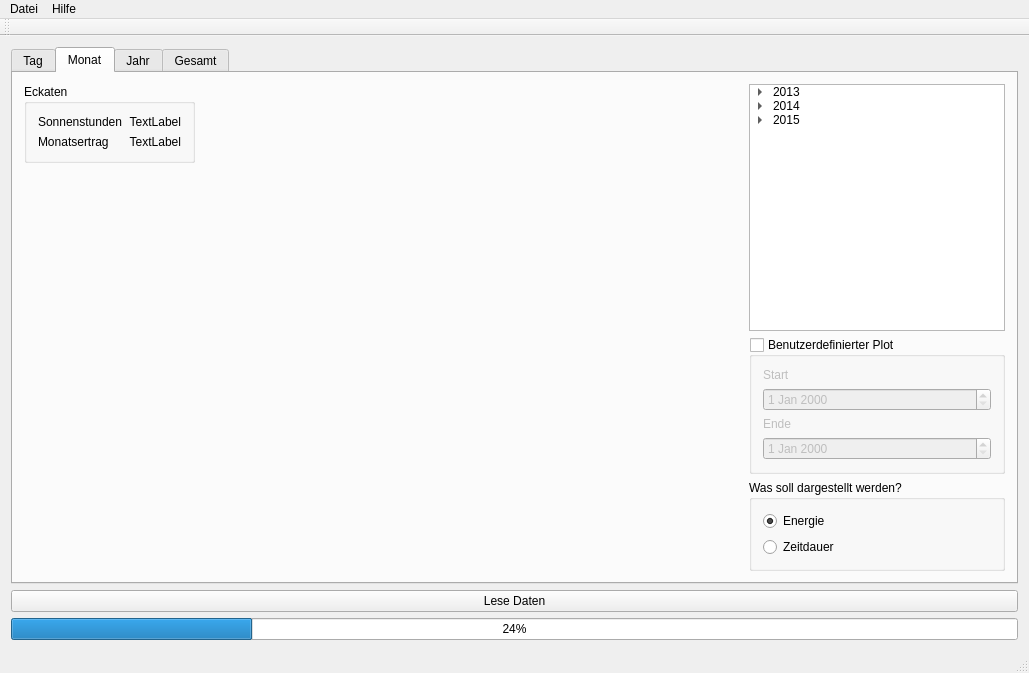
This is qsolanizer.ui in taxus13/QSolanizer as Qt 5 draws it before an edit. The edited form follows.
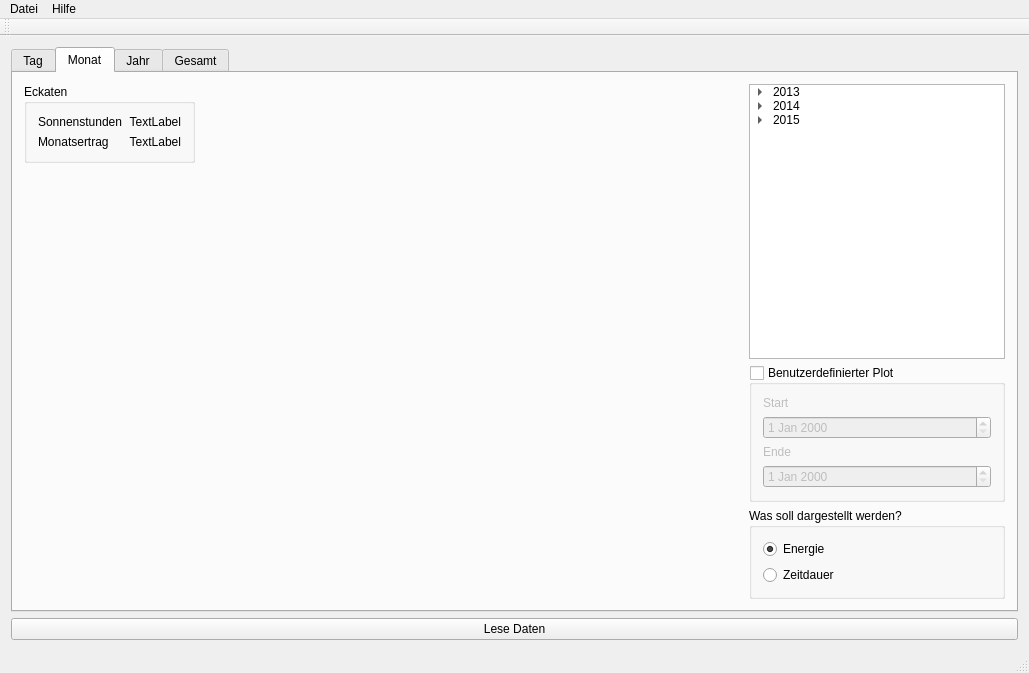
This is the edited form. The open tabs and pages were chosen to show the change. Custom widgets are drawn as their Qt base class.

What changed in the file:
```diff
--- a/qsolanizer.ui
+++ b/qsolanizer.ui
@@ -677,13 +677,6 @@
         </property>
        </widget>
       </item>
-      <item>
-       <widget class="QProgressBar" name="progressBar">
-        <property name="value">
-         <number>24</number>
-        </property>
-       </widget>
-      </item>
      </layout>
     </item>
    </layout>
```
Left out of the diff: 2 changed lines with no effect on the pictures.
